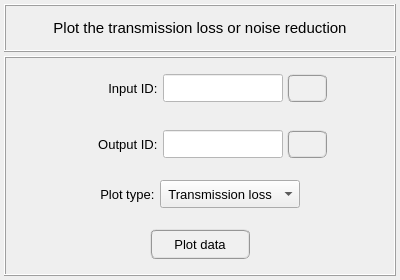
The window that vibra/interface/data/ui_files/plots/acoustic/plot_transmission_loss.ui (MOPT-UFSC/VIBRA) describes before a commit, drawn with Qt 5.
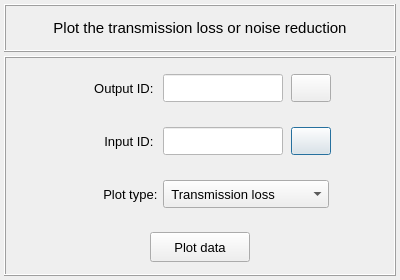
The same window after the commit. Icons and pictures are not drawn.

The edit to the form file:
```diff
--- a/vibra/interface/data/ui_files/plots/acoustic/plot_transmission_loss.ui
+++ b/vibra/interface/data/ui_files/plots/acoustic/plot_transmission_loss.ui
@@ -170,6 +170,18 @@
       </property>
       <item row="3" column="0">
        <widget class="QFrame" name="frame_5">
+        <property name="minimumSize">
+         <size>
+          <width>0</width>
+          <height>52</height>
+         </size>
+        </property>
+        <property name="maximumSize">
+         <size>
+          <width>16777215</width>
+          <height>52</height>
+         </size>
+        </property>
         <property name="frameShape">
          <enum>QFrame::NoFrame</enum>
         </property>
@@ -196,13 +208,13 @@
           <widget class="QComboBox" name="comboBox_processing_selector">
            <property name="minimumSize">
             <size>
-             <width>140</width>
+             <width>166</width>
              <height>28</height>
             </size>
            </property>
            <property name="maximumSize">
             <size>
-             <width>140</width>
+             <width>166</width>
              <height>28</height>
             </size>
            </property>
@@ -249,13 +261,13 @@
           <widget class="QLabel" name="label_2">
            <property name="minimumSize">
             <size>
-             <width>0</width>
+             <width>90</width>
              <height>28</height>
             </size>
            </property>
            <property name="maximumSize">
             <size>
-             <width>140</width>
+             <width>90</width>
              <height>28</height>
             </size>
            </property>
@@ -321,7 +333,10 @@
          <property name="bottomMargin">
           <number>2</number>
          </property>
-         <property name="spacing">
+         <property name="horizontalSpacing">
+          <number>6</number>
+         </property>
+         <property name="verticalSpacing">
           <number>2</number>
          </property>
          <item row="0" column="3">
@@ -375,9 +390,7 @@
                <string>Press to export the selected model result.</string>
               </property>
               <property name="styleSheet">
-               <string notr="true">QPushButton{border-radius: 6px; border-color: rgb(150, 150, 150); border-style: ridge; border-width: 2px; color: rgb(0, 0, 0); background-color: rgb(240, 240, 240); font: 75 bold 11pt &quot;MS Shell Dlg 2&quot;}
-QPushButton:hover{border-radius: 6px; border-color: rgb(0, 170, 255); border-style: ridge; border-width: 2px; color: rgb(0, 0, 0); background-color: rgba(174, 213, 255, 100); font: 75 bold 11pt &quot;MS Shell Dlg 2&quot;}
-QPushButton:pressed{border-radius: 6px; border-color: rgb(0, 170, 255); border-style: ridge; border-width: 3px; color: rgb(0, 0, 0); background-color: rgb(174, 213, 255); font: 75 bold 11pt &quot;MS Shell Dlg 2&quot;}</string>
+               <string notr="true"/>
               </property>
               <property name="text">
                <string/>
@@ -431,7 +444,7 @@
           <widget class="QLineEdit" name="lineEdit_input_surface_id">
            <property name="minimumSize">
             <size>
-             <width>100</width>
+             <width>120</width>
              <height>28</height>
             </size>
            </property>
@@ -551,9 +564,7 @@
             </font>
            </property>
            <property name="styleSheet">
-            <string notr="true">QPushButton{border-radius: 6px; border-color: rgb(150, 150, 150); border-style: ridge; border-width: 2px; color: rgb(0, 0, 0); background-color: rgb(240, 240, 240)}
-QPushButton:hover{border-radius: 6px; border-color: rgb(0, 170, 255); border-style: ridge; border-width: 2px; color: rgb(0, 0, 0); background-color: rgba(174, 213, 255, 100)}
-QPushButton:pressed{border-radius: 6px; border-color: rgb(0, 170, 255); border-style: ridge; border-width: 3px; color: rgb(0, 0, 0); background-color: rgb(174, 213, 255)}</string>
+            <string notr="true"/>
            </property>
            <property name="text">
             <string>Plot data</string>
@@ -566,7 +577,7 @@
         </layout>
        </widget>
       </item>
-      <item row="2" column="0">
+      <item row="0" column="0">
        <widget class="QFrame" name="frame_4">
         <property name="minimumSize">
          <size>
@@ -599,7 +610,10 @@
          <property name="bottomMargin">
           <number>2</number>
          </property>
-         <property name="spacing">
+         <property name="horizontalSpacing">
+          <number>6</number>
+         </property>
+         <property name="verticalSpacing">
           <number>2</number>
          </property>
          <item row="0" column="1">
@@ -684,9 +698,7 @@
                <string>Press to export the selected model result.</string>
               </property>
               <property name="styleSheet">
-               <string notr="true">QPushButton{border-radius: 6px; border-color: rgb(150, 150, 150); border-style: ridge; border-width: 2px; color: rgb(0, 0, 0); background-color: rgb(240, 240, 240); font: 75 bold 11pt &quot;MS Shell Dlg 2&quot;}
-QPushButton:hover{border-radius: 6px; border-color: rgb(0, 170, 255); border-style: ridge; border-width: 2px; color: rgb(0, 0, 0); background-color: rgba(174, 213, 255, 100); font: 75 bold 11pt &quot;MS Shell Dlg 2&quot;}
-QPushButton:pressed{border-radius: 6px; border-color: rgb(0, 170, 255); border-style: ridge; border-width: 3px; color: rgb(0, 0, 0); background-color: rgb(174, 213, 255); font: 75 bold 11pt &quot;MS Shell Dlg 2&quot;}</string>
+               <string notr="true"/>
               </property>
               <property name="text">
                <string/>
@@ -713,7 +725,7 @@
           <widget class="QLineEdit" name="lineEdit_output_surface_id">
            <property name="minimumSize">
             <size>
-             <width>100</width>
+             <width>120</width>
              <height>28</height>
             </size>
            </property>
```
Left out of the diff: 10 changed lines with no effect on the pictures.
